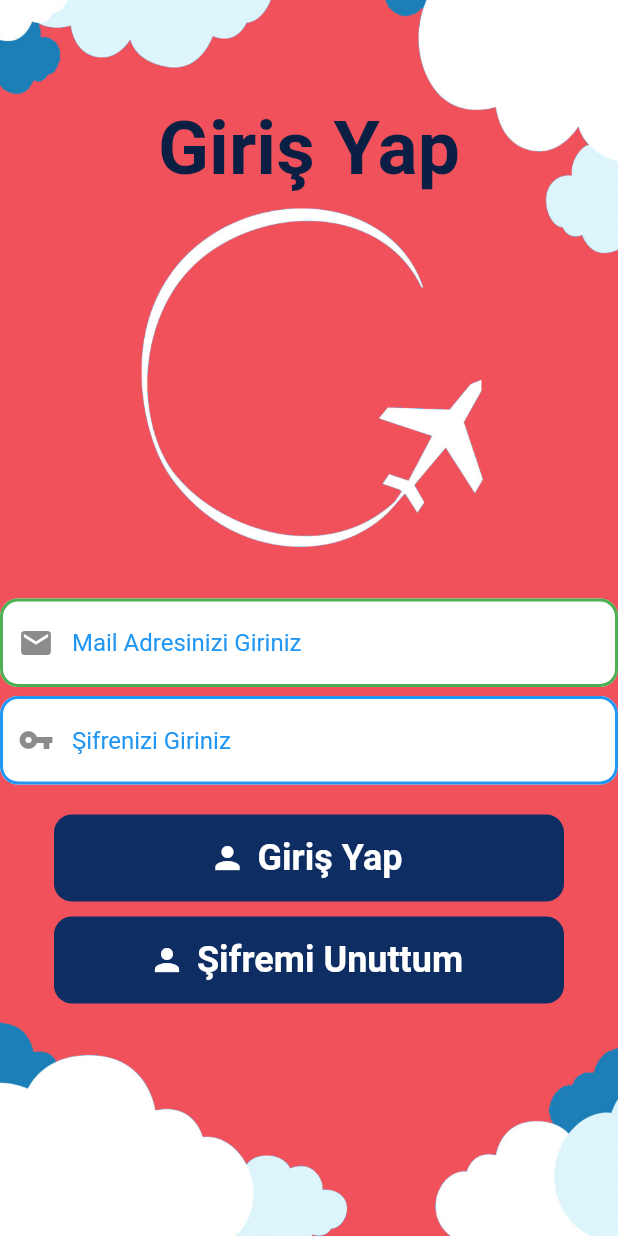
After one commit to Omerfarukgenc235/Vize, a Flutter app: the screen it shows after launch, after a tap on "Giriş Yap", on a phone screen of 412 x 824 dp. The commit adds this screen. Run offline on Flutter 3.47's test engine with Material 2 defaults, Android fonts, the phone set to English and light mode, and no system bars; our stand-ins replace animated_splash_screen, cloud_firestore, firebase_auth, firebase_core, fl_chart, flutter_svg and 3 more; missing offline and left inert: flag; accounts and stored records are empty; network calls fail.

Commit message:
animasyon eklendi.

```diff
--- /dev/null
+++ b/lib/animasyon.dart
@@ -0,0 +1,59 @@
+import 'package:flutter/material.dart';
+import 'package:simple_animations/simple_animations.dart';
+
+class FadeAnimation extends StatelessWidget {
+  final double delay;
+  final Widget child;
+
+  FadeAnimation(this.delay, this.child);
+
+  @override
+  Widget build(BuildContext context) {
+    final tween = MultiTrackTween([
+      Track("opacity").add(Duration(milliseconds: 500), Tween(begin: 0.0, end: 1.0)),
+      Track("translateY").add(
+          Duration(milliseconds: 500), Tween(begin: -30.0, end: 0.0),
+          curve: Curves.easeOut)
+    ]);
+
+    return ControlledAnimation(
+      delay: Duration(milliseconds: (500 * delay).round()),
+      duration: tween.duration,
+      tween: tween,
+      child: child,
+      builderWithChild: (context, child, animation) => Opacity(
+        opacity: animation["opacity"],
+        child: Transform.translate(
+            offset: Offset(0, animation["translateY"]),
+            child: child
+        ),
+      ),
+    );
+  }
+  Widget makeInput({label, obscureText = false}) {
+    return Column(
+      crossAxisAlignment: CrossAxisAlignment.start,
+      children: <Widget>[
+        Text(label, style: TextStyle(
+            fontSize: 15,
+            fontWeight: FontWeight.w400,
+            color: Colors.black87
+        ),),
+        SizedBox(height: 5,),
+        TextField(
+          obscureText: obscureText,
+          decoration: InputDecoration(
+            contentPadding: EdgeInsets.symmetric(vertical: 0, horizontal: 10),
+            enabledBorder: OutlineInputBorder(
+                borderSide: BorderSide(color: Colors.grey[400])
+            ),
+            border: OutlineInputBorder(
+                borderSide: BorderSide(color: Colors.grey[400])
+            ),
+          ),
+        ),
+        SizedBox(height: 30,),
+      ],
+    );
+  }
+}
--- a/lib/login/login.dart
+++ b/lib/login/login.dart
@@ -1,4 +1,5 @@
 import 'package:flutter/material.dart';
+import 'package:vize/animasyon.dart';
 import '../servisler/girisservis.dart';
 class LoginSayfasi extends StatefulWidget {
   @override
@@ -24,7 +25,8 @@ class _LoginSayfasiState extends State<LoginSayfasi> {
             ),
             SingleChildScrollView(
               child: new Center(
-                child: Column(mainAxisAlignment: MainAxisAlignment.center, children: [
+                child: FadeAnimation(2,
+                   Column(mainAxisAlignment: MainAxisAlignment.center, children: [
                     Padding(padding: EdgeInsets.all(35)),
 
                     Text(
@@ -123,6 +125,7 @@ class _LoginSayfasiState extends State<LoginSayfasi> {
 
                   ]),
                 ),
+              ),
             )
           ],
         ));
--- a/pubspec.yaml
+++ b/pubspec.yaml
@@ -41,7 +41,7 @@ dependencies:
   intl: ^0.17.0
   fl_chart: ^0.36.2
   url_launcher: ^6.0.7
-
+  simple_animations: ^1.3.3
 
 dev_dependencies:
   flutter_test:
```
Also changed, not shown: pubspec.lock. Lines whose indentation alone changed are shown as unchanged.
